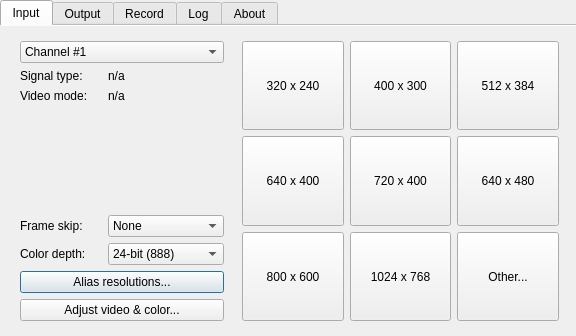
This is src/display/qt/windows/ui/control_panel_window.ui in mrehkopf/vcs as Qt 5 draws it before an edit. The edited form follows.
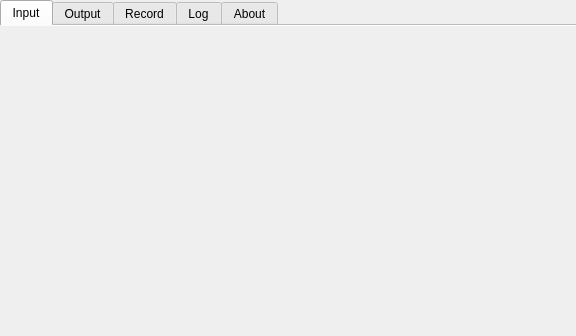
This is the edited form. The open tabs and pages were chosen to show the change.

Commit message:
Split control panel's Input tab into its own widget
To reduce code bloat in the control panel's source.

What changed in the file:
```diff
--- a/src/display/qt/windows/ui/control_panel_window.ui
+++ b/src/display/qt/windows/ui/control_panel_window.ui
@@ -56,7 +56,7 @@
       <attribute name="title">
        <string>Input</string>
       </attribute>
-      <layout class="QHBoxLayout" name="horizontalLayout_10" stretch="2,3">
+      <layout class="QHBoxLayout" name="horizontalLayout_10" stretch="">
        <property name="spacing">
         <number>0</number>
        </property>
@@ -72,399 +72,6 @@
        <property name="bottomMargin">
         <number>6</number>
        </property>
-       <item>
-        <widget class="QFrame" name="frame_input">
-         <layout class="QHBoxLayout" name="horizontalLayout_3">
-          <property name="spacing">
-           <number>9</number>
-          </property>
-          <property name="topMargin">
-           <number>9</number>
-          </property>
-          <property name="rightMargin">
-           <number>7</number>
-          </property>
-          <item>
-           <widget class="QFrame" name="frame_inputInfo">
-            <property name="frameShape">
-             <enum>QFrame::NoFrame</enum>
-            </property>
-            <property name="frameShadow">
-             <enum>QFrame::Plain</enum>
-            </property>
-            <layout class="QFormLayout" name="formLayout_2">
-             <property name="horizontalSpacing">
-              <number>20</number>
-             </property>
-             <property name="leftMargin">
-              <number>2</number>
-             </property>
-             <property name="topMargin">
-              <number>0</number>
-             </property>
-             <property name="rightMargin">
-              <number>2</number>
-             </property>
-             <property name="bottomMargin">
-              <number>0</number>
-             </property>
-             <item row="0" column="0" colspan="2">
-              <widget class="QComboBox" name="comboBox_inputChannel">
-               <property name="minimumSize">
-                <size>
-                 <width>0</width>
-                 <height>0</height>
-                </size>
-               </property>
-               <item>
-                <property name="text">
-                 <string>Channel #1</string>
-                </property>
-               </item>
-               <item>
-                <property name="text">
-                 <string>Channel #2</string>
-                </property>
-               </item>
-              </widget>
-             </item>
-             <item row="1" column="0">
-              <widget class="QLabel" name="label_12">
-               <property name="text">
-                <string>Signal type:</string>
-               </property>
-              </widget>
-             </item>
-             <item row="1" column="1">
-              <widget class="QLabel" name="label_captInputSignal">
-               <property name="text">
-                <string>n/a</string>
-               </property>
-              </widget>
-             </item>
-             <item row="2" column="0">
-              <widget class="QLabel" name="label_6">
-               <property name="text">
-                <string>Video mode:</string>
-               </property>
-              </widget>
-             </item>
-             <item row="2" column="1">
-              <widget class="QLabel" name="label_captInputResolution">
-               <property name="text">
-                <string>n/a</string>
-               </property>
-              </widget>
-             </item>
-             <item row="5" column="0">
-              <spacer name="verticalSpacer">
-               <property name="orientation">
-                <enum>Qt::Vertical</enum>
-               </property>
-               <property name="sizeType">
-                <enum>QSizePolicy::Expanding</enum>
-               </property>
-               <property name="sizeHint" stdset="0">
-                <size>
-                 <width>20</width>
-                 <height>99999</height>
-                </size>
-               </property>
-              </spacer>
-             </item>
-             <item row="8" column="0">
-              <widget class="QLabel" name="label_5">
-               <property name="minimumSize">
-                <size>
-                 <width>0</width>
-                 <height>0</height>
-                </size>
-               </property>
-               <property name="text">
-                <string>Frame skip:</string>
-               </property>
-              </widget>
-             </item>
-             <item row="8" column="1">
-              <widget class="QComboBox" name="comboBox_frameSkip">
-               <property name="minimumSize">
-                <size>
-                 <width>0</width>
-                 <height>0</height>
-                </size>
-               </property>
-               <item>
-                <property name="text">
-                 <string>None</string>
-                </property>
-               </item>
-               <item>
-                <property name="text">
-                 <string>Half</string>
-                </property>
-               </item>
-               <item>
-                <property name="text">
-                 <string>Two thirds</string>
-                </property>
-               </item>
-               <item>
-                <property name="text">
-                 <string>Three quarters</string>
-                </property>
-               </item>
-              </widget>
-             </item>
-             <item row="9" column="0">
-              <widget class="QLabel" name="label_3">
-               <property name="minimumSize">
-                <size>
-                 <width>0</width>
-                 <height>0</height>
-                </size>
-               </property>
-               <property name="text">
-                <string>Color depth:</string>
-               </property>
-              </widget>
-             </item>
-             <item row="9" column="1">
-              <widget class="QComboBox" name="comboBox_bitDepth">
-               <property name="minimumSize">
-                <size>
-                 <width>0</width>
-                 <height>0</height>
-                </size>
-               </property>
-               <item>
-                <property name="text">
-                 <string>24-bit (888)</string>
-                </property>
-               </item>
-               <item>
-                <property name="text">
-                 <string>16-bit (565)</string>
-                </property>
-               </item>
-               <item>
-                <property name="text">
-                 <string>15-bit (555)</string>
-                </property>
-               </item>
-              </widget>
-             </item>
-             <item row="10" column="0" colspan="2">
-              <widget class="QPushButton" name="pushButton_inputAliases">
-               <property name="sizePolicy">
-                <sizepolicy hsizetype="Minimum" vsizetype="Fixed">
-                 <horstretch>0</horstretch>
-                 <verstretch>0</verstretch>
-                </sizepolicy>
-               </property>
-               <property name="minimumSize">
-                <size>
-                 <width>0</width>
-                 <height>0</height>
-                </size>
-               </property>
-               <property name="text">
-                <string>Alias resolutions...</string>
-               </property>
-              </widget>
-             </item>
-             <item row="11" column="0" colspan="2">
-              <widget class="QPushButton" name="pushButton_inputAdjustVideoColor">
-               <property name="minimumSize">
-                <size>
-                 <width>0</width>
-                 <height>0</height>
-                </size>
-               </property>
-               <property name="text">
-                <string>Adjust video &amp;&amp; color...</string>
-               </property>
-              </widget>
-             </item>
-            </layout>
-           </widget>
-          </item>
-         </layout>
-        </widget>
-       </item>
-       <item>
-        <widget class="QFrame" name="frame_inputForce">
-         <property name="mouseTracking">
-          <bool>false</bool>
-         </property>
-         <property name="focusPolicy">
-          <enum>Qt::NoFocus</enum>
-         </property>
-         <layout class="QVBoxLayout" name="verticalLayout_6" stretch="0">
-          <property name="sizeConstraint">
-           <enum>QLayout::SetDefaultConstraint</enum>
-          </property>
-          <property name="leftMargin">
-           <number>7</number>
-          </property>
-          <property name="topMargin">
-           <number>9</number>
-          </property>
-          <property name="rightMargin">
-           <number>9</number>
-          </property>
-          <property name="bottomMargin">
-           <number>9</number>
-          </property>
-          <item>
-           <widget class="QFrame" name="frame_inputForceButtons">
-            <property name="sizePolicy">
-             <sizepolicy hsizetype="Preferred" vsizetype="Expanding">
-              <horstretch>0</horstretch>
-              <verstretch>0</verstretch>
-             </sizepolicy>
-            </property>
-            <property name="frameShape">
-             <enum>QFrame::NoFrame</enum>
-            </property>
-            <property name="frameShadow">
-             <enum>QFrame::Plain</enum>
-            </property>
-            <layout class="QGridLayout" name="gridLayout">
-             <property name="leftMargin">
-              <number>2</number>
-             </property>
-             <property name="topMargin">
-              <number>0</number>
-             </property>
-             <property name="rightMargin">
-              <number>2</number>
-             </property>
-             <property name="bottomMargin">
-              <number>0</number>
-             </property>
-             <item row="0" column="0">
-              <widget class="QPushButton" name="pushButton_inputForce_7">
-               <property name="sizePolicy">
-                <sizepolicy hsizetype="Minimum" vsizetype="Expanding">
-                 <horstretch>0</horstretch>
-                 <verstretch>0</verstretch>
-                </sizepolicy>
-               </property>
-               <property name="text">
-                <string>320 x 240</string>
-               </property>
-              </widget>
-             </item>
-             <item row="0" column="2">
-              <widget class="QPushButton" name="pushButton_inputForce_9">
-               <property name="sizePolicy">
-                <sizepolicy hsizetype="Minimum" vsizetype="Expanding">
-                 <horstretch>0</horstretch>
-                 <verstretch>0</verstretch>
-                </sizepolicy>
-               </property>
-               <property name="text">
-                <string>512 x 384</string>
-               </property>
-              </widget>
-             </item>
-             <item row="0" column="1">
-              <widget class="QPushButton" name="pushButton_inputForce_8">
-               <property name="sizePolicy">
-                <sizepolicy hsizetype="Minimum" vsizetype="Expanding">
-                 <horstretch>0</horstretch>
-                 <verstretch>0</verstretch>
-                </sizepolicy>
-               </property>
-               <property name="text">
-                <string>400 x 300</string>
-               </property>
-              </widget>
-             </item>
-             <item row="1" column="0">
-              <widget class="QPushButton" name="pushButton_inputForce_4">
-               <property name="sizePolicy">
-                <sizepolicy hsizetype="Minimum" vsizetype="Expanding">
-                 <horstretch>0</horstretch>
-                 <verstretch>0</verstretch>
-                </sizepolicy>
-               </property>
-               <property name="text">
-                <string>640 x 400</string>
-               </property>
-              </widget>
-             </item>
-             <item row="1" column="1">
-              <widget class="QPushButton" name="pushButton_inputForce_5">
-               <property name="sizePolicy">
-                <sizepolicy hsizetype="Minimum" vsizetype="Expanding">
-                 <horstretch>0</horstretch>
-                 <verstretch>0</verstretch>
-                </sizepolicy>
-               </property>
-               <property name="text">
-                <string>720 x 400</string>
-               </property>
-              </widget>
-             </item>
-             <item row="1" column="2">
-              <widget class="QPushButton" name="pushButton_inputForce_6">
-               <property name="sizePolicy">
-                <sizepolicy hsizetype="Minimum" vsizetype="Expanding">
-                 <horstretch>0</horstretch>
-                 <verstretch>0</verstretch>
-                </sizepolicy>
-               </property>
-               <property name="text">
-                <string>640 x 480</string>
-               </property>
-              </widget>
-             </item>
-             <item row="2" column="0">
-              <widget class="QPushButton" name="pushButton_inputForce_1">
-               <property name="sizePolicy">
-                <sizepolicy hsizetype="Minimum" vsizetype="Expanding">
-                 <horstretch>0</horstretch>
-                 <verstretch>0</verstretch>
-                </sizepolicy>
-               </property>
-               <property name="text">
-                <string>800 x 600</string>
-               </property>
-              </widget>
-             </item>
-             <item row="2" column="1">
-              <widget class="QPushButton" name="pushButton_inputForce_2">
-               <property name="sizePolicy">
-                <sizepolicy hsizetype="Minimum" vsizetype="Expanding">
-                 <horstretch>0</horstretch>
-                 <verstretch>0</verstretch>
-                </sizepolicy>
-               </property>
-               <property name="text">
-                <string>1024 x 768</string>
-               </property>
-              </widget>
-             </item>
-             <item row="2" column="2">
-              <widget class="QPushButton" name="pushButton_inputForce_3">
-               <property name="sizePolicy">
-                <sizepolicy hsizetype="Minimum" vsizetype="Expanding">
-                 <horstretch>0</horstretch>
-                 <verstretch>0</verstretch>
-                </sizepolicy>
-               </property>
-               <property name="text">
-                <string>Other...</string>
-               </property>
-              </widget>
-             </item>
-            </layout>
-           </widget>
-          </item>
-         </layout>
-        </widget>
-       </item>
       </layout>
      </widget>
      <widget class="QWidget" name="tab_output">
```
Left out of the diff: 16 changed lines with no effect on the pictures. The commit also changes 6 other files.
